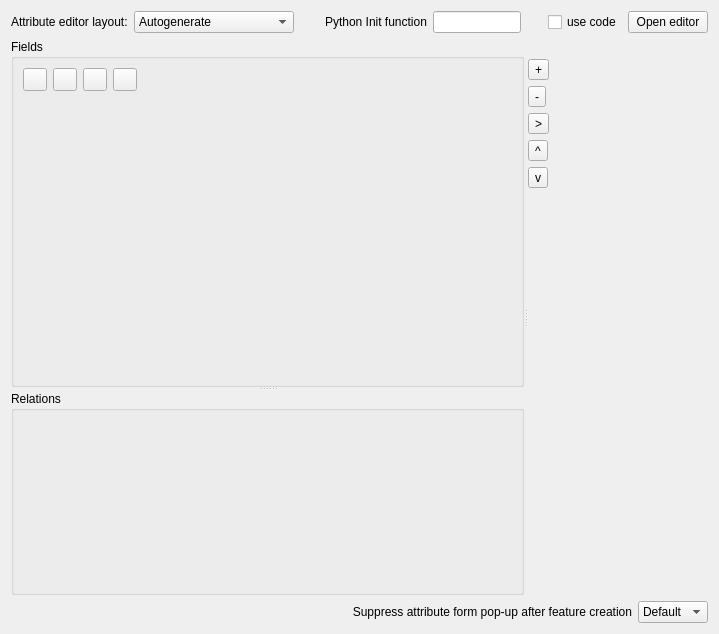
This is src/ui/qgsfieldspropertiesbase.ui in qgis/QGIS as Qt 5 draws it before an edit. The edited form follows.
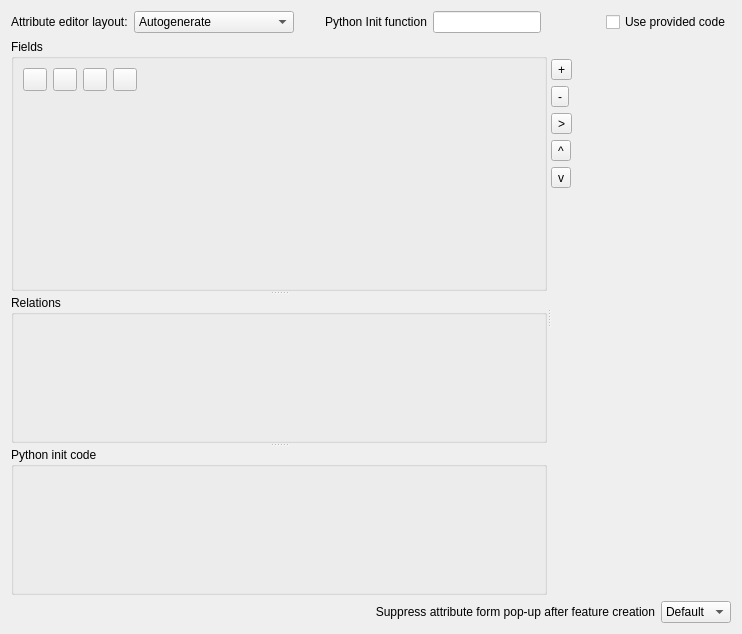
This is the edited form. Icons and pictures are not drawn. Custom widgets are drawn as their Qt base class.

Commit message:
[FEATURE] store python init code into the project
Adds an option and code editor to store python form
init code into the project (and the DB, since it's in
the style section)

Diff of the .ui file:
```diff
--- a/src/ui/qgsfieldspropertiesbase.ui
+++ b/src/ui/qgsfieldspropertiesbase.ui
@@ -6,7 +6,7 @@
    <rect>
     <x>0</x>
     <y>0</y>
-    <width>719</width>
+    <width>742</width>
     <height>634</height>
    </rect>
   </property>
@@ -115,15 +115,11 @@
      </item>
      <item>
       <widget class="QCheckBox" name="leEditFormInitUseCode">
-       <property name="text">
-        <string>use code</string>
+       <property name="toolTip">
+        <string>Check this box to provide python init function code here instead of using an external file.</string>
        </property>
-      </widget>
-     </item>
-     <item>
-      <widget class="QPushButton" name="leButtonOpenEditor">
        <property name="text">
-        <string>Open editor</string>
+        <string>Use provided code</string>
        </property>
       </widget>
      </item>
@@ -141,19 +137,7 @@
         <verstretch>0</verstretch>
        </sizepolicy>
       </property>
-      <layout class="QGridLayout" name="gridLayout">
-       <property name="leftMargin">
-        <number>0</number>
-       </property>
-       <property name="topMargin">
-        <number>0</number>
-       </property>
-       <property name="rightMargin">
-        <number>0</number>
-       </property>
-       <property name="bottomMargin">
-        <number>0</number>
-       </property>
+      <layout class="QGridLayout" name="gridLayout_4">
        <item row="0" column="0">
         <widget class="QSplitter" name="splitter">
          <property name="orientation">
@@ -266,6 +250,21 @@
            <bool>true</bool>
           </property>
           <layout class="QGridLayout" name="mRelationsFrameLayout"/>
+          <zorder>leEditFormInitCode</zorder>
+          <zorder>mPythonInitCodeGroupBox</zorder>
+         </widget>
+         <widget class="QgsCollapsibleGroupBox" name="mPythonInitCodeGroupBox">
+          <property name="enabled">
+           <bool>true</bool>
+          </property>
+          <property name="title">
+           <string>Python init code</string>
+          </property>
+          <layout class="QGridLayout" name="gridLayout">
+           <item row="0" column="0">
+            <widget class="QgsCodeEditorPython" name="leEditFormInitCode" native="true"/>
+           </item>
+          </layout>
          </widget>
         </widget>
        </item>
@@ -548,6 +547,12 @@
    <header>qgscollapsiblegroupbox.h</header>
    <container>1</container>
   </customwidget>
+  <customwidget>
+   <class>QgsCodeEditorPython</class>
+   <extends>QWidget</extends>
+   <header>qgscodeeditorpython.h</header>
+   <container>1</container>
+  </customwidget>
  </customwidgets>
  <tabstops>
   <tabstop>mEditorLayoutComboBox</tabstop>
```
The commit also changes 5 other files.
